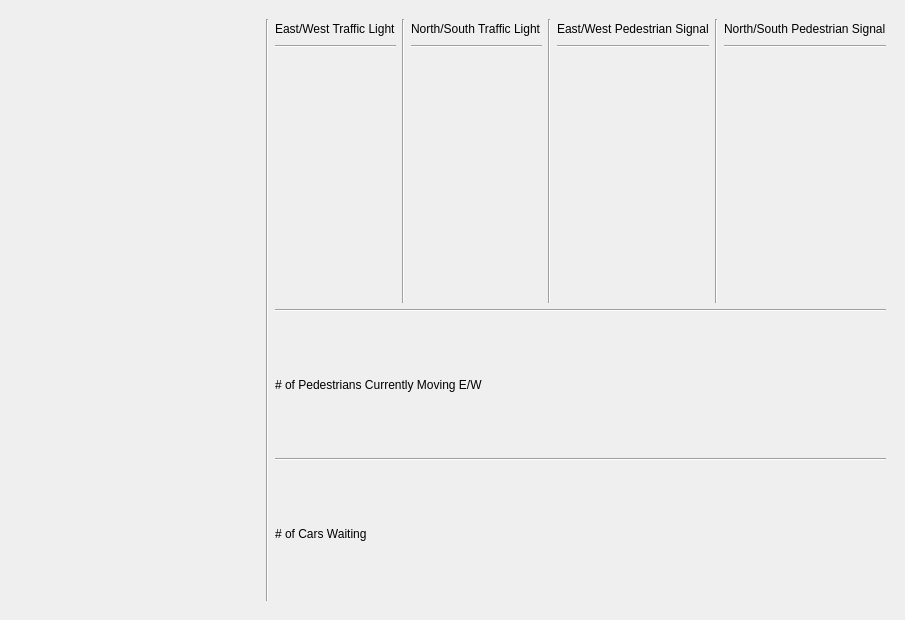
Old version of the form ui/main_window.ui in the repository samsoncn/Vision0.
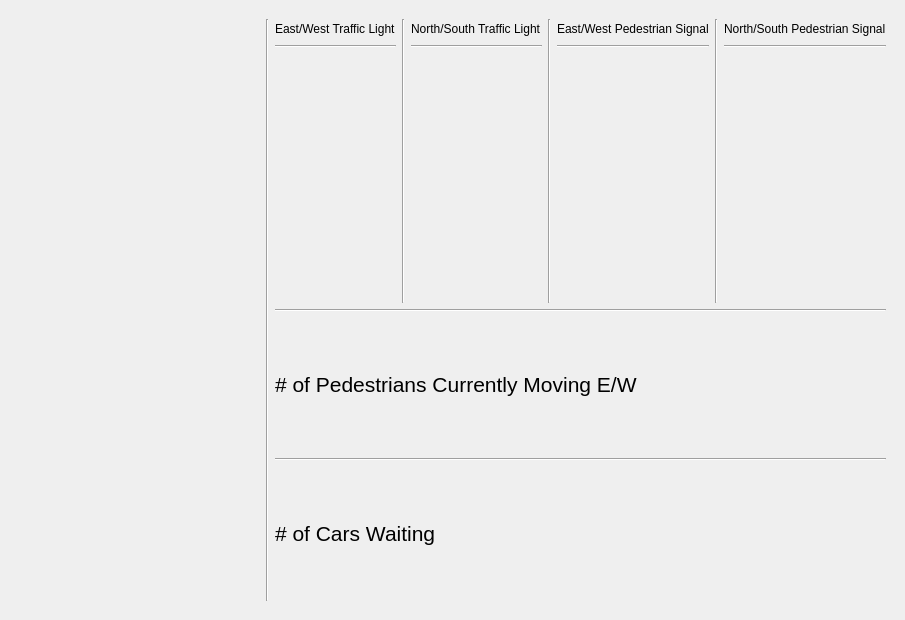
New version of the form. Custom widgets are drawn as their Qt base class.

What changed in the file:
```diff
--- a/ui/main_window.ui
+++ b/ui/main_window.ui
@@ -208,7 +208,7 @@
             <item>
              <widget class="QLabel" name="NumberofPedestrians">
               <property name="text">
-               <string>&lt;html&gt;&lt;head/&gt;&lt;body&gt;&lt;p&gt;# of Pedestrians Currently Moving E/W&lt;/p&gt;&lt;/body&gt;&lt;/html&gt;</string>
+               <string>&lt;html&gt;&lt;head/&gt;&lt;body&gt;&lt;p&gt;&lt;span style=&quot; font-size:16pt;&quot;&gt;# of Pedestrians Currently Moving E/W&lt;/span&gt;&lt;/p&gt;&lt;/body&gt;&lt;/html&gt;</string>
               </property>
              </widget>
             </item>
@@ -222,7 +222,7 @@
             <item>
              <widget class="QLabel" name="NumberCars">
               <property name="text">
-               <string>&lt;html&gt;&lt;head/&gt;&lt;body&gt;&lt;p&gt;# of Cars Waiting&lt;/p&gt;&lt;/body&gt;&lt;/html&gt;</string>
+               <string>&lt;html&gt;&lt;head/&gt;&lt;body&gt;&lt;p&gt;&lt;span style=&quot; font-size:16pt;&quot;&gt;# of Cars Waiting&lt;/span&gt;&lt;/p&gt;&lt;/body&gt;&lt;/html&gt;</string>
               </property>
              </widget>
             </item>
```
